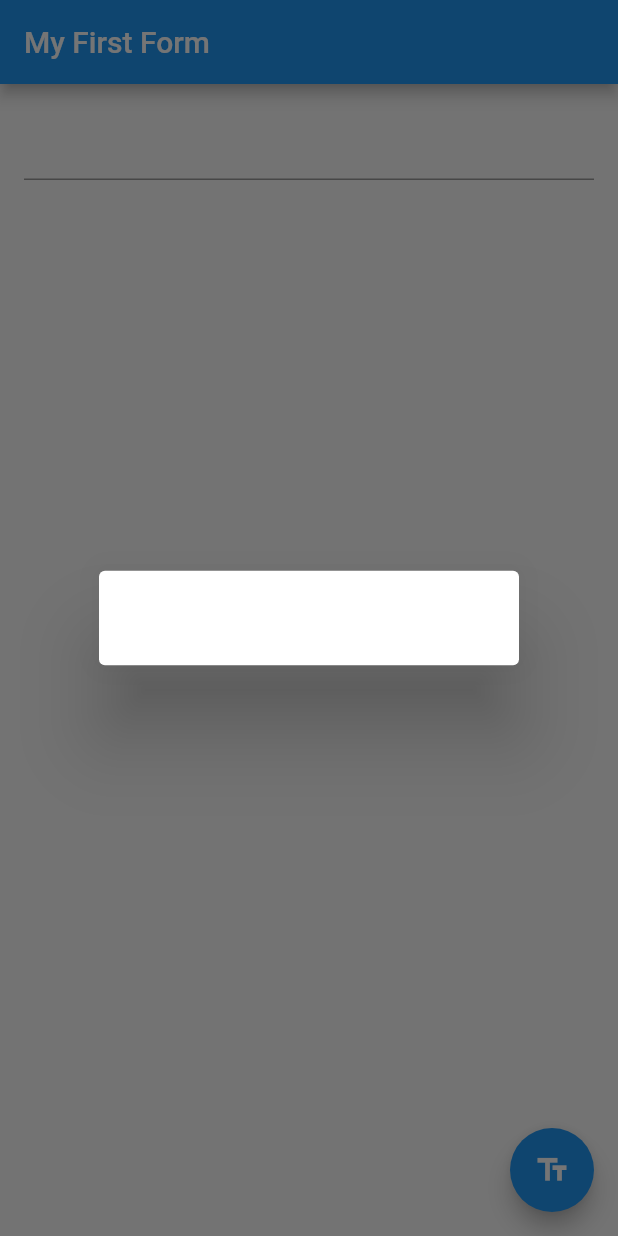
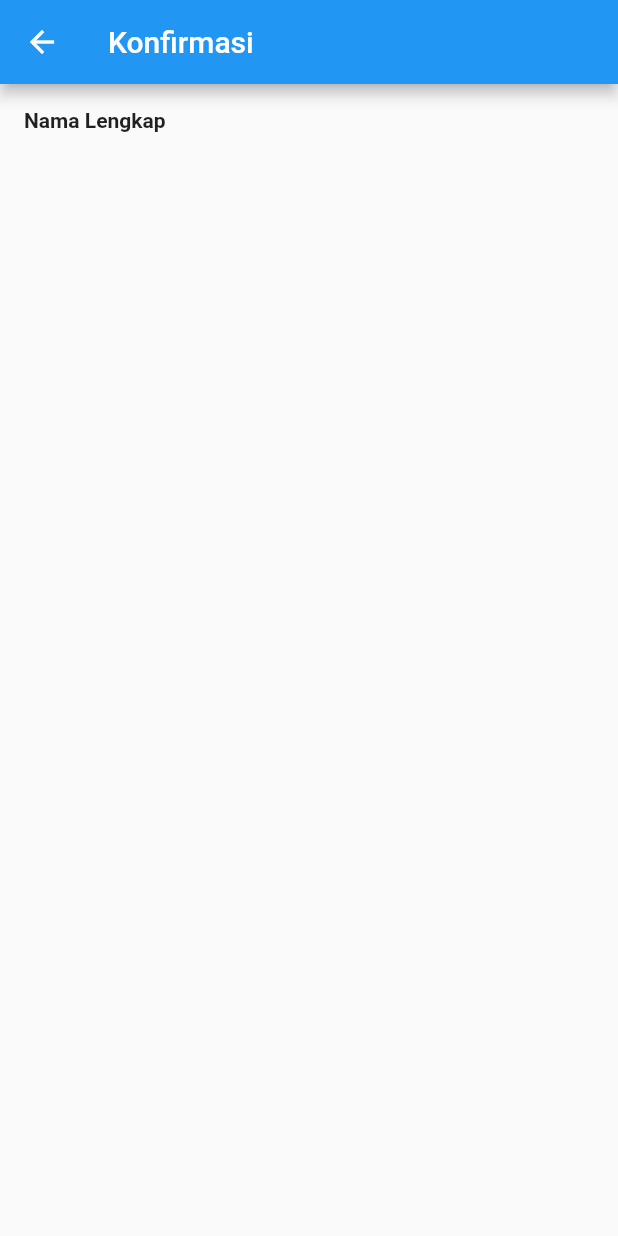
Before and after one commit to Fatanaminullah/mobile-programming-flutter, a Flutter app: the screen it shows after launch, after a tap on the "text fields" icon, on a phone screen of 412 x 824 dp. Run offline on Flutter 3.47's test engine with Material 2 defaults, Android fonts, the phone set to English and light mode, and no system bars.

Commit message:
create tb2

```diff
--- a/lib/main.dart
+++ b/lib/main.dart
@@ -1,3 +1,6 @@
+// ignore_for_file: prefer_const_constructors
+
+import 'package:flutter/foundation.dart';
 import 'package:flutter/material.dart';
 
 void main() => runApp(const MyApp());
@@ -8,13 +11,12 @@ class MyApp extends StatelessWidget {
   @override
   Widget build(BuildContext context) {
     return const MaterialApp(
-      title: 'My First Form',
+      title: 'Tugas Besar 2',
       home: MyCustomForm(),
     );
   }
 }
 
-// Define a custom Form widget.
 class MyCustomForm extends StatefulWidget {
   const MyCustomForm({Key? key}) : super(key: key);
 
@@ -22,16 +24,11 @@ class MyCustomForm extends StatefulWidget {
   _MyCustomFormState createState() => _MyCustomFormState();
 }
 
-// Define a corresponding State class.
-// This class holds the data related to the Form.
 class _MyCustomFormState extends State<MyCustomForm> {
-  // Create a text controller and use it to retrieve the current value
-  // of the TextField.
   final myController = TextEditingController();
 
   @override
   void dispose() {
-    // Clean up the controller when the widget is disposed.
     myController.dispose();
     super.dispose();
   }
@@ -40,32 +37,65 @@ class _MyCustomFormState extends State<MyCustomForm> {
   Widget build(BuildContext context) {
     return Scaffold(
       appBar: AppBar(
-        title: const Text('My First Form'),
+        title: const Text('Tugas Besar 2'),
       ),
       body: Padding(
         padding: const EdgeInsets.all(16.0),
         child: TextField(
           controller: myController,
+          decoration: InputDecoration(hintText: 'Nama Lengkap'),
         ),
       ),
       floatingActionButton: FloatingActionButton(
-        // When the user presses the button, show an alert dialog containing
-        // the text that the user has entered into the text field.
         onPressed: () {
-          showDialog(
-            context: context,
-            builder: (context) {
-              return AlertDialog(
-                // Retrieve the text the that user has entered by using the
-                // TextEditingController.
-                content: Text(myController.text),
-              );
-            },
+          Navigator.push(
+            context,
+            MaterialPageRoute(
+              builder: (context) => const ConfirmationScreen(),
+              // Pass the arguments as part of the RouteSettings. The
+              // DetailScreen reads the arguments from these settings.
+              settings: RouteSettings(
+                arguments: myController.text,
+              ),
+            ),
           );
         },
-        tooltip: 'Show me the value!',
         child: const Icon(Icons.text_fields),
       ),
     );
   }
 }
+
+class ConfirmationScreen extends StatelessWidget {
+  const ConfirmationScreen({Key? key}) : super(key: key);
+  @override
+  Widget build(BuildContext context) {
+    final data = ModalRoute.of(context)!.settings.arguments;
+    return Scaffold(
+      appBar: AppBar(
+        title: const Text("Konfirmasi"),
+      ),
+      body: Padding(
+        padding: const EdgeInsets.all(16.0),
+        child: Column(
+          crossAxisAlignment: CrossAxisAlignment.start,
+          children: [
+            Container(
+              padding: const EdgeInsets.only(bottom: 8),
+              child: const Text(
+                'Nama Lengkap',
+                style: TextStyle(
+                  fontWeight: FontWeight.bold,
+                ),
+              ),
+            ),
+            Text(
+              data.toString(),
+              style: TextStyle(fontSize: 20),
+            ),
+          ],
+        ),
+      ),
+    );
+  }
+}
```
